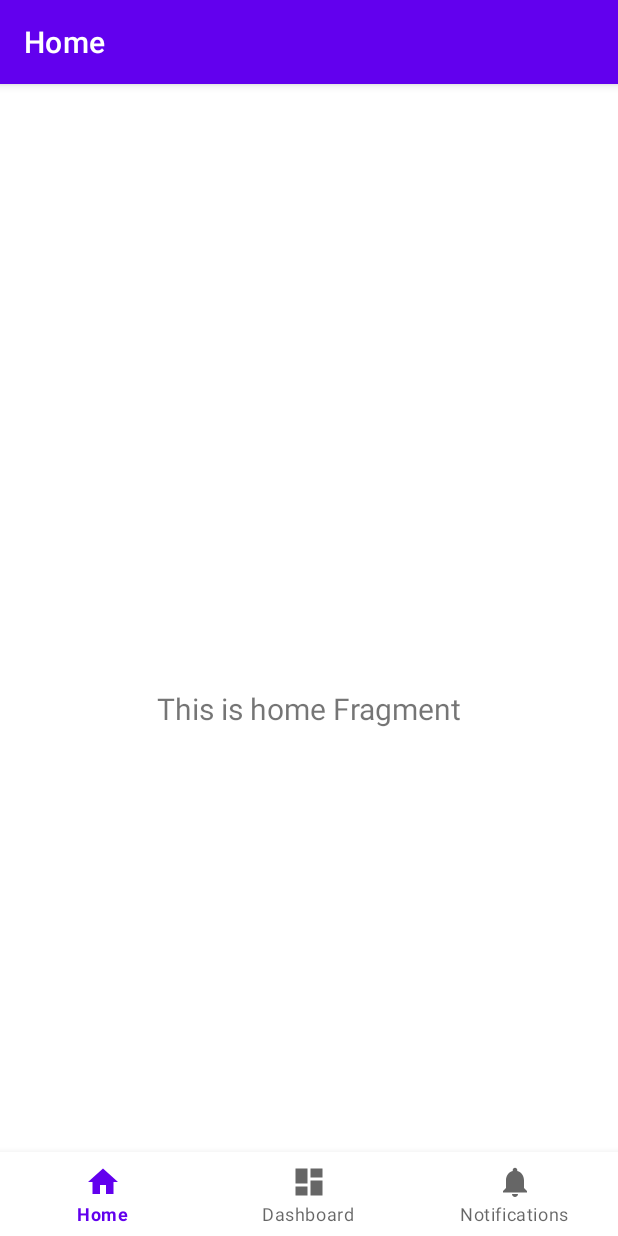
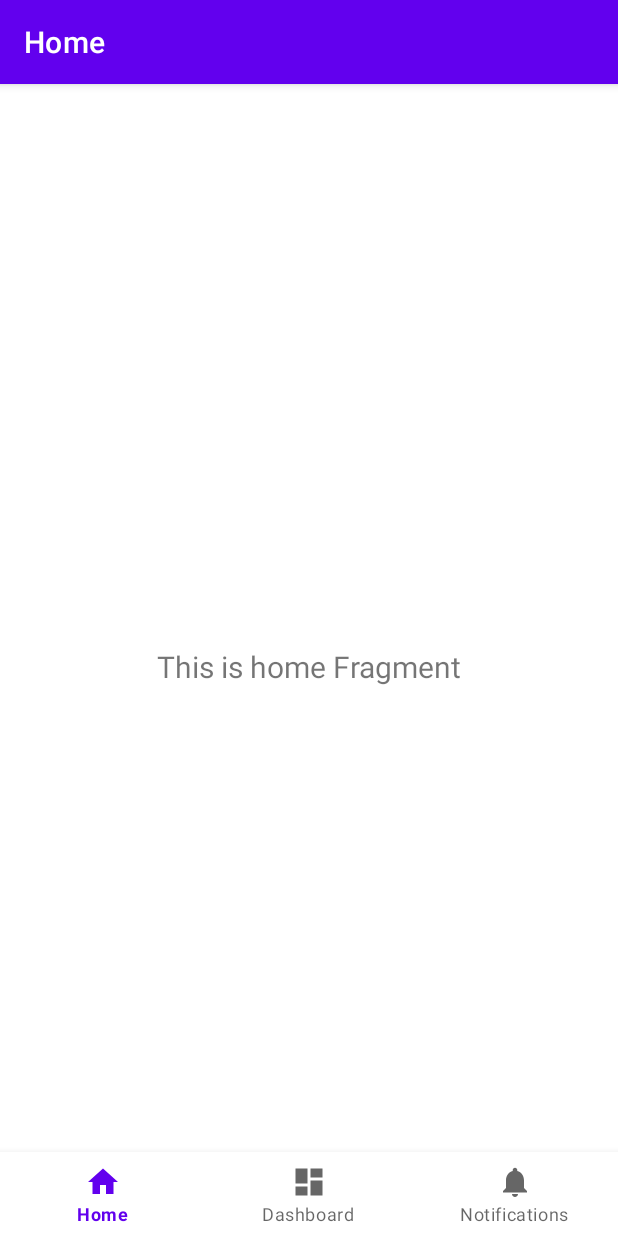
Before and after one commit to renatac/NailSchedule, an Android app: the BottomNavigationActivity screen opened directly, with no data from a screen before it, on a phone screen of 412 x 824 dp. Run offline under Robolectric (Android 15) with nearby library versions, the phone set to English and light mode, and no system bars; our stand-ins replace navigation-ui; 1 statement that could not run was skipped.

Commit message:
Putting BottomNavigation and Sign in using Google Login

```diff
--- a/app/src/main/java/com/example/nailschedule/view/activities/BottomNavigationActivity.kt
+++ b/app/src/main/java/com/example/nailschedule/view/activities/BottomNavigationActivity.kt
@@ -1,14 +1,17 @@
 package com.example.nailschedule.view.activities
 
+import android.net.Uri
 import android.os.Bundle
-import com.google.android.material.bottomnavigation.BottomNavigationView
 import androidx.appcompat.app.AppCompatActivity
 import androidx.navigation.findNavController
+import com.google.android.material.bottomnavigation.BottomNavigationView
 import androidx.navigation.ui.AppBarConfiguration
 import androidx.navigation.ui.setupActionBarWithNavController
 import androidx.navigation.ui.setupWithNavController
 import com.example.nailschedule.R
 import com.example.nailschedule.databinding.ActivityBottonNavigationBinding
+import com.example.nailschedule.view.activities.LoginActivity.Companion.EXTRA_DISPLAY_NAME
+import com.example.nailschedule.view.activities.LoginActivity.Companion.EXTRA_PHOTO_URL
 
 class BottomNavigationActivity : AppCompatActivity() {
 
@@ -19,6 +22,8 @@ class BottomNavigationActivity : AppCompatActivity() {
 
         binding = ActivityBottonNavigationBinding.inflate(layoutInflater)
         setContentView(binding.root)
+
+        getExtras()
 
         val navView: BottomNavigationView = binding.navView
 
@@ -33,4 +38,11 @@ class BottomNavigationActivity : AppCompatActivity() {
         setupActionBarWithNavController(navController, appBarConfiguration)
         navView.setupWithNavController(navController)
     }
+
+    private fun getExtras() {
+        val displayName = intent.getBundleExtra(LoginActivity.EXTRA_USER_DATA)
+            ?.getString(EXTRA_DISPLAY_NAME)
+        val photoUrl = Uri.parse(intent.getBundleExtra(LoginActivity.EXTRA_USER_DATA)
+            ?.getString(EXTRA_PHOTO_URL))
+    }
 }
--- a/app/src/main/res/layout/activity_botton_navigation.xml
+++ b/app/src/main/res/layout/activity_botton_navigation.xml
@@ -5,6 +5,18 @@
     android:layout_width="match_parent"
     android:layout_height="match_parent"
     android:paddingTop="?attr/actionBarSize">
+
+    <fragment
+        android:id="@+id/nav_host_fragment_activity_botton_navigation"
+        android:name="androidx.navigation.fragment.NavHostFragment"
+        android:layout_width="0dp"
+        android:layout_height="0dp"
+        app:defaultNavHost="true"
+        app:layout_constraintBottom_toTopOf="@id/nav_view"
+        app:layout_constraintLeft_toLeftOf="parent"
+        app:layout_constraintRight_toRightOf="parent"
+        app:layout_constraintTop_toTopOf="parent"
+        app:navGraph="@navigation/mobile_navigation" />
 
     <com.google.android.material.bottomnavigation.BottomNavigationView
         android:id="@+id/nav_view"
@@ -14,20 +26,8 @@
         android:layout_marginEnd="0dp"
         android:background="?android:attr/windowBackground"
         app:layout_constraintBottom_toBottomOf="parent"
-        app:layout_constraintLeft_toLeftOf="parent"
-        app:layout_constraintRight_toRightOf="parent"
+        app:layout_constraintStart_toStartOf="parent"
+        app:layout_constraintEnd_toEndOf="parent"
         app:menu="@menu/bottom_nav_menu" />
 
-    <fragment
-        android:id="@+id/nav_host_fragment_activity_botton_navigation"
-        android:name="androidx.navigation.fragment.NavHostFragment"
-        android:layout_width="match_parent"
-        android:layout_height="match_parent"
-        app:defaultNavHost="true"
-        app:layout_constraintBottom_toTopOf="@id/nav_view"
-        app:layout_constraintLeft_toLeftOf="parent"
-        app:layout_constraintRight_toRightOf="parent"
-        app:layout_constraintTop_toTopOf="parent"
-        app:navGraph="@navigation/mobile_navigation" />
-
 </androidx.constraintlayout.widget.ConstraintLayout>
--- a/app/src/main/res/values/colors.xml
+++ b/app/src/main/res/values/colors.xml
@@ -7,4 +7,5 @@
     <color name="teal_700">#FF018786</color>
     <color name="black">#FF000000</color>
     <color name="white">#FFFFFFFF</color>
+    <color name="red">#CC092F</color>
 </resources>
```
Also changed, not shown: app/src/main/java/com/example/nailschedule/view/activities/LoginActivity.kt (+42 -18 lines), 1 other file.
